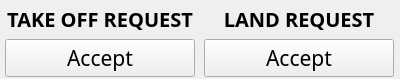
The window that mapviz_plugins/ui/autopilot_uav_communication_config.ui (RobotnikAutomation/mapviz) describes before a commit, drawn with Qt 5.
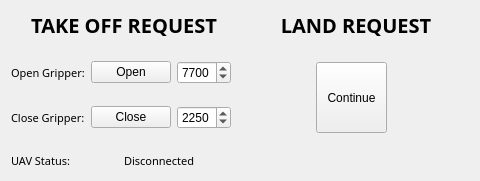
The same window after the commit.

Commit message: Pilot bucarest

```diff
--- a/mapviz_plugins/ui/autopilot_uav_communication_config.ui
+++ b/mapviz_plugins/ui/autopilot_uav_communication_config.ui
@@ -6,10 +6,16 @@
    <rect>
     <x>0</x>
     <y>0</y>
-    <width>400</width>
-    <height>79</height>
+    <width>480</width>
+    <height>181</height>
    </rect>
   </property>
+  <property name="sizePolicy">
+   <sizepolicy hsizetype="Minimum" vsizetype="Preferred">
+    <horstretch>0</horstretch>
+    <verstretch>0</verstretch>
+   </sizepolicy>
+  </property>
   <property name="windowTitle">
    <string>Form</string>
   </property>
@@ -32,12 +38,122 @@
     <property name="verticalSpacing">
      <number>4</number>
     </property>
-   <item row="0" column="0">
+   <item row="3" column="0">
+    <widget class="QWidget" name="widget" native="true">
+     <layout class="QHBoxLayout" name="horizontalLayout" stretch="0,0">
+      <item>
+       <widget class="QLabel" name="UAVStatus">
+        <property name="font">
+         <font>
+          <family>Sans Serif</family>
+          <pointsize>8</pointsize>
+         </font>
+        </property>
+        <property name="text">
+         <string>UAV Status:</string>
+        </property>
+       </widget>
+      </item>
+      <item>
+       <widget class="QLabel" name="status">
+        <property name="font">
+         <font>
+          <family>Sans Serif</family>
+          <pointsize>8</pointsize>
+         </font>
+        </property>
+        <property name="styleSheet">
+         <string notr="true"/>
+        </property>
+        <property name="text">
+         <string>Disconnected</string>
+        </property>
+       </widget>
+      </item>
+     </layout>
+    </widget>
+   </item>
+   <item row="1" column="1" rowspan="3">
+    <widget class="QWidget" name="widget_4" native="true">
+     <widget class="QPushButton" name="UAVContinueButton">
+      <property name="enabled">
+       <bool>true</bool>
+      </property>
+      <property name="geometry">
+       <rect>
+        <x>70</x>
+        <y>10</y>
+        <width>71</width>
+        <height>71</height>
+       </rect>
+      </property>
+      <property name="text">
+       <string>Continue</string>
+      </property>
+      <property name="iconSize">
+       <size>
+        <width>16</width>
+        <height>16</height>
+       </size>
+      </property>
+     </widget>
+    </widget>
+   </item>
+   <item row="2" column="0">
+    <widget class="QWidget" name="widget_2" native="true">
+     <layout class="QHBoxLayout" name="horizontalLayout_2">
+      <item>
+       <widget class="QLabel" name="UAVCloseGripper">
+        <property name="font">
+         <font>
+          <family>Sans Serif</family>
+          <pointsize>8</pointsize>
+         </font>
+        </property>
+        <property name="text">
+         <string>Close Gripper:</string>
+        </property>
+       </widget>
+      </item>
+      <item>
+       <widget class="QPushButton" name="UAVCloseGripperButton">
+        <property name="layoutDirection">
+         <enum>Qt::LeftToRight</enum>
+        </property>
+        <property name="text">
+         <string>Close</string>
+        </property>
+       </widget>
+      </item>
+      <item>
+       <widget class="QSpinBox" name="CloseValue">
+        <property name="minimum">
+         <number>1000</number>
+        </property>
+        <property name="maximum">
+         <number>8000</number>
+        </property>
+        <property name="singleStep">
+         <number>50</number>
+        </property>
+        <property name="value">
+         <number>2250</number>
+        </property>
+       </widget>
+      </item>
+     </layout>
+    </widget>
+   </item>
+   <item row="0" column="0" colspan="2">
+    <widget class="QWidget" name="widget_3" native="true">
+     <layout class="QHBoxLayout" name="horizontalLayout_4">
+      <item>
      <widget class="QLabel" name="TakeOffRequest">
        <property name="font">
          <font>
            <family>Sans Serif</family>
            <pointsize>15</pointsize>
+          <weight>75</weight>
            <bold>true</bold>
          </font>
        </property>
@@ -45,38 +161,17 @@
          <string>TAKE OFF REQUEST</string>
        </property>
        <property name="alignment">
-        <set>Qt::AlignVCenter | Qt::AlignHCenter</set>
+         <set>Qt::AlignCenter</set>
        </property>
      </widget>
    </item>
-   <item row="1" column="0">
-    <widget class="QPushButton" name="TakeOffGrantbutton">
-     <property name="maximumSize">
-      <size>
-       <width>190</width>
-       <height>16777215</height>
-      </size>
-     </property>
-     <property name="font">
-      <font>
-       <family>Sans Serif</family>
-       <pointsize>16</pointsize>
-      </font>
-     </property>
-     <property name="styleSheet">
-      <string notr="true"/>
-     </property>
-     <property name="text">
-      <string>Accept</string>
-     </property>
-    </widget>
-   </item>
-   <item row="0" column="1">
+      <item>
      <widget class="QLabel" name="LandRequest">
        <property name="font">
          <font>
            <family>Sans Serif</family>
            <pointsize>15</pointsize>
+          <weight>75</weight>
            <bold>true</bold>
          </font>
        </property>
@@ -84,30 +179,56 @@
          <string>LAND REQUEST</string>
        </property>
        <property name="alignment">
-        <set>Qt::AlignVCenter | Qt::AlignHCenter</set>
+         <set>Qt::AlignCenter</set>
        </property>
      </widget>
    </item>
-   <item row="1" column="1">
-    <widget class="QPushButton" name="LandGrantbutton">
-     <property name="maximumSize">
-      <size>
-       <width>190</width>
-       <height>16777215</height>
-      </size>
-     </property>
+     </layout>
+    </widget>
+   </item>
+   <item row="1" column="0">
+    <widget class="QWidget" name="widget" native="true">
+     <layout class="QHBoxLayout" name="horizontalLayout">
+      <item>
+       <widget class="QLabel" name="UAVOpenGripper">
      <property name="font">
       <font>
        <family>Sans Serif</family>
-       <pointsize>16</pointsize>
-      </font>
-     </property>
-     <property name="styleSheet">
-      <string notr="true"/>
-     </property>
+          <pointsize>8</pointsize>
+         </font>
+        </property>
+        <property name="text">
+         <string>Open Gripper:</string>
+        </property>
+       </widget>
+      </item>
+      <item>
+       <widget class="QPushButton" name="UAVOpenGripperButton">
+        <property name="layoutDirection">
+         <enum>Qt::LeftToRight</enum>
+        </property>
      <property name="text">
-      <string>Accept</string>
-     </property>
+         <string>Open</string>
+        </property>
+       </widget>
+      </item>
+      <item>
+       <widget class="QSpinBox" name="OpenValue">
+        <property name="minimum">
+         <number>1000</number>
+        </property>
+        <property name="maximum">
+         <number>8000</number>
+        </property>
+        <property name="singleStep">
+         <number>50</number>
+        </property>
+        <property name="value">
+         <number>7700</number>
+        </property>
+       </widget>
+      </item>
+     </layout>
     </widget>
    </item>
   </layout>
```
Lines whose indentation alone changed are shown as unchanged. The commit also changes 2 other files.
